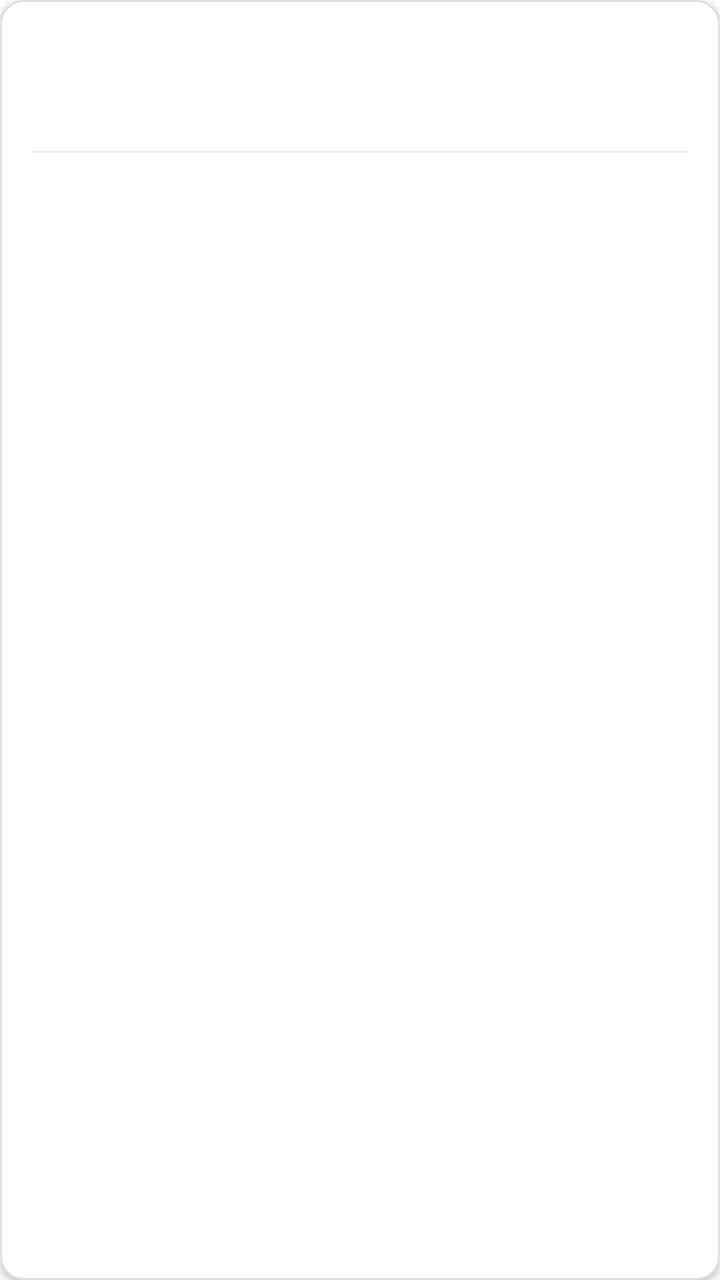
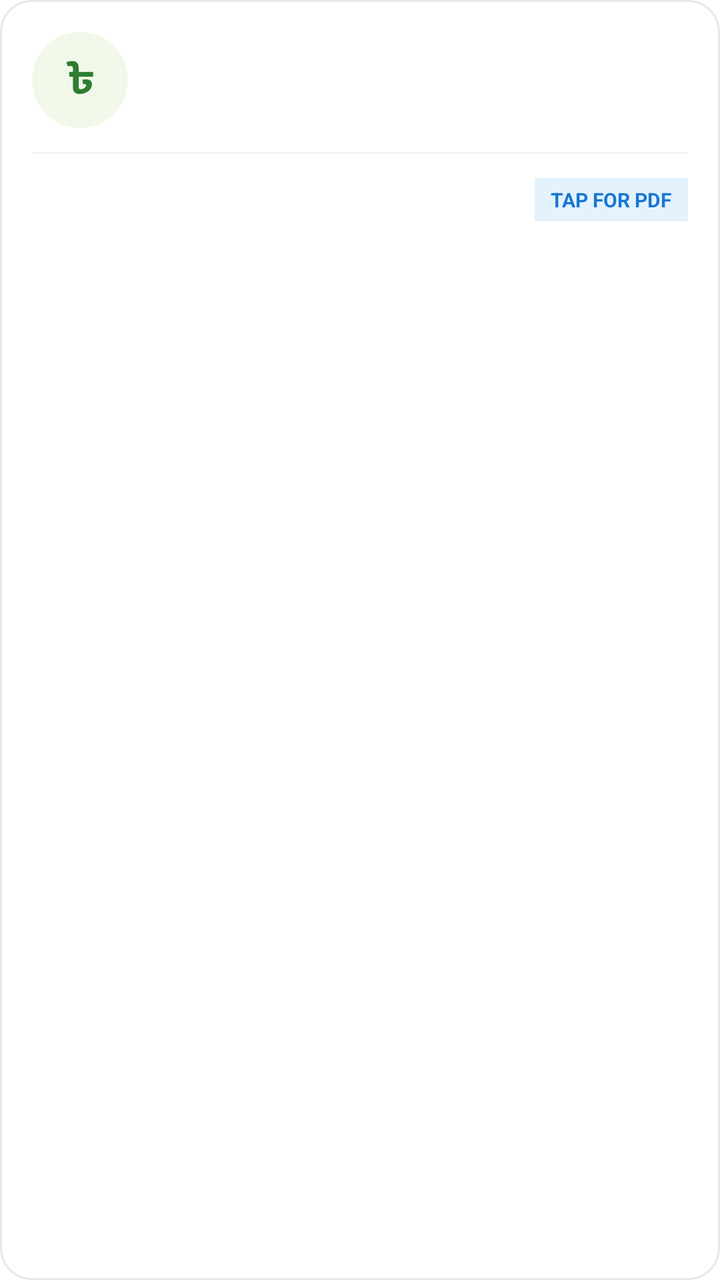

Before-and-after screenshots of an Android layout around one commit, followed by the original layout XML and the change that was made.
<!-- AndroidManifest.xml: application theme Theme.MaterialComponents.Light.NoActionBar -->
<!-- res/layout/item_transaction.xml -->
<?xml version="1.0" encoding="utf-8"?>
<com.google.android.material.card.MaterialCardView xmlns:android="http://schemas.android.com/apk/res/android"
    xmlns:app="http://schemas.android.com/apk/res-auto"
    android:layout_width="match_parent"
    android:layout_height="wrap_content"
    app:cardCornerRadius="12dp"
    app:cardElevation="2dp"
    android:layout_marginBottom="12dp"
    app:strokeWidth="1dp"
    app:strokeColor="#E0E0E0"
    app:cardBackgroundColor="#FFFFFF">

    <LinearLayout
        android:layout_width="match_parent"
        android:layout_height="wrap_content"
        android:orientation="vertical"
        android:padding="16dp">

        <LinearLayout
            android:layout_width="match_parent"
            android:layout_height="wrap_content"
            android:orientation="horizontal"
            android:gravity="top"
            android:layout_marginBottom="8dp">

            <TextView
                android:id="@+id/tvDonorName"
                android:layout_width="0dp"
                android:layout_weight="1"
                android:layout_height="wrap_content"
                android:textSize="16sp"
                android:textStyle="bold"
                android:textColor="#212121"
                android:layout_marginEnd="12dp"
                android:maxLines="2"
                android:ellipsize="end"
                android:lineSpacingExtra="2dp"/>

            <TextView
                android:id="@+id/tvDonorTotal"
                android:layout_width="wrap_content"
                android:layout_height="wrap_content"
                android:textSize="16sp"
                android:textStyle="bold"
                android:textColor="#2E7D32"/>
        </LinearLayout>

        <LinearLayout
            android:layout_width="match_parent"
            android:layout_height="wrap_content"
            android:orientation="horizontal"
            android:gravity="center_vertical"
            android:layout_marginBottom="12dp">

            <TextView
                android:id="@+id/tvDonorPhone"
                android:layout_width="0dp"
                android:layout_weight="1"
                android:layout_height="wrap_content"
                android:textSize="13sp"
                android:textColor="#424242"
                android:singleLine="true"
                android:ellipsize="end"/>

            <TextView
                android:id="@+id/tvDonorContributions"
                android:layout_width="wrap_content"
                android:layout_height="wrap_content"
                android:textSize="12sp"
                android:textColor="#1976D2"
                android:textStyle="bold"/>
        </LinearLayout>

        <View
            android:layout_width="match_parent"
            android:layout_height="1dp"
            android:background="#EEEEEE"
            android:layout_marginBottom="8dp"/>

        <TextView
            android:id="@+id/tvDonorLastDonation"
            android:layout_width="match_parent"
            android:layout_height="wrap_content"
            android:textSize="12sp"
            android:textStyle="italic"
            android:textColor="#757575"/>

    </LinearLayout>
</com.google.android.material.card.MaterialCardView>
<!-- resources referenced by this layout -->
<resources>

</resources>

<!-- the commit's change to res/layout/item_transaction.xml (unified diff, before → after) -->
@@ -3,12 +3,15 @@
     xmlns:app="http://schemas.android.com/apk/res-auto"
     android:layout_width="match_parent"
     android:layout_height="wrap_content"
-    app:cardCornerRadius="12dp"
-    app:cardElevation="2dp"
     android:layout_marginBottom="12dp"
-    app:strokeWidth="1dp"
-    app:strokeColor="#E0E0E0"
-    app:cardBackgroundColor="#FFFFFF">
+    android:clickable="true"
+    android:focusable="true"
+    android:foreground="?attr/selectableItemBackground"
+    app:cardBackgroundColor="#FFFFFF"
+    app:cardCornerRadius="16dp"
+    app:cardElevation="0dp"
+    app:strokeColor="#E5E7EB"
+    app:strokeWidth="1dp">
 
     <LinearLayout
         android:layout_width="match_parent"
@@ -16,74 +19,125 @@
         android:orientation="vertical"
         android:padding="16dp">
 
+        
         <LinearLayout
             android:layout_width="match_parent"
             android:layout_height="wrap_content"
-            android:orientation="horizontal"
-            android:gravity="top"
-            android:layout_marginBottom="8dp">
+            android:gravity="center_vertical"
+            android:orientation="horizontal">
 
-            <TextView
-                android:id="@+id/tvDonorName"
+            
+            <com.google.android.material.card.MaterialCardView
+                android:layout_width="48dp"
+                android:layout_height="48dp"
+                app:cardBackgroundColor="#F1F8E9"
+                app:cardCornerRadius="24dp"
+                app:cardElevation="0dp"
+                app:strokeWidth="0dp">
+
+                <TextView
+                    android:layout_width="match_parent"
+                    android:layout_height="match_parent"
+                    android:gravity="center"
+                    android:text="৳"
+                    android:textColor="#2E7D32"
+                    android:textSize="22sp"
+                    android:textStyle="bold" />
+            </com.google.android.material.card.MaterialCardView>
+
+            
+            <LinearLayout
                 android:layout_width="0dp"
+                android:layout_height="wrap_content"
+                android:layout_marginStart="12dp"
                 android:layout_weight="1"
-                android:layout_height="wrap_content"
-                android:textSize="16sp"
-                android:textStyle="bold"
-                android:textColor="#212121"
-                android:layout_marginEnd="12dp"
-                android:maxLines="2"
-                android:ellipsize="end"
-                android:lineSpacingExtra="2dp"/>
+                android:orientation="vertical">
 
-            <TextView
-                android:id="@+id/tvDonorTotal"
+                <TextView
+                    android:id="@+id/tvDonorName"
+                    android:layout_width="wrap_content"
+                    android:layout_height="wrap_content"
+                    android:ellipsize="end"
+                    android:fontFamily="sans-serif-medium"
+                    android:letterSpacing="-0.01"
+                    android:maxLines="1"
+                    android:textColor="#212121"
+                    android:textSize="16sp"
+                    android:textStyle="bold" />
+
+                <TextView
+                    android:id="@+id/tvDonorPhone"
+                    android:layout_width="wrap_content"
+                    android:layout_height="wrap_content"
+                    android:layout_marginTop="2dp"
+                    android:ellipsize="end"
+                    android:singleLine="true"
+                    android:textColor="#757575"
+                    android:textSize="13sp" />
+            </LinearLayout>
+
+            
+            <LinearLayout
                 android:layout_width="wrap_content"
                 android:layout_height="wrap_content"
-                android:textSize="16sp"
-                android:textStyle="bold"
-                android:textColor="#2E7D32"/>
+                android:gravity="end"
+                android:orientation="vertical">
+
+                <TextView
+                    android:id="@+id/tvDonorTotal"
+                    android:layout_width="wrap_content"
+                    android:layout_height="wrap_content"
+                    android:fontFamily="sans-serif-black"
+                    android:textColor="#1B5E20"
+                    android:textSize="18sp"
+                    android:textStyle="bold" />
+
+                <TextView
+                    android:id="@+id/tvDonorContributions"
+                    android:layout_width="wrap_content"
+                    android:layout_height="wrap_content"
+                    android:layout_marginTop="2dp"
+                    android:textColor="#F26522"
+                    android:textSize="11sp"
+                    android:textStyle="bold" />
+            </LinearLayout>
         </LinearLayout>
 
+        
+        <View
+            android:layout_width="match_parent"
+            android:layout_height="1dp"
+            android:layout_marginVertical="12dp"
+            android:background="#F3F4F6" />
+
+        
         <LinearLayout
             android:layout_width="match_parent"
             android:layout_height="wrap_content"
-            android:orientation="horizontal"
             android:gravity="center_vertical"
-            android:layout_marginBottom="12dp">
+            android:orientation="horizontal">
 
             <TextView
-                android:id="@+id/tvDonorPhone"
+                android:id="@+id/tvDonorLastDonation"
                 android:layout_width="0dp"
+                android:layout_height="wrap_content"
                 android:layout_weight="1"
-                android:layout_height="wrap_content"
-                android:textSize="13sp"
-                android:textColor="#424242"
-                android:singleLine="true"
-                android:ellipsize="end"/>
+                android:textColor="#9E9E9E"
+                android:textSize="12sp"
+                android:textStyle="italic" />
 
+            
             <TextView
-                android:id="@+id/tvDonorContributions"
                 android:layout_width="wrap_content"
                 android:layout_height="wrap_content"
-                android:textSize="12sp"
+                android:background="#E3F2FD"
+                android:paddingHorizontal="8dp"
+                android:paddingVertical="4dp"
+                android:text="TAP FOR PDF"
                 android:textColor="#1976D2"
-                android:textStyle="bold"/>
+                android:textSize="10sp"
+                android:textStyle="bold" />
         </LinearLayout>
-
-        <View
-            android:layout_width="match_parent"
-            android:layout_height="1dp"
-            android:background="#EEEEEE"
-            android:layout_marginBottom="8dp"/>
-
-        <TextView
-            android:id="@+id/tvDonorLastDonation"
-            android:layout_width="match_parent"
-            android:layout_height="wrap_content"
-            android:textSize="12sp"
-            android:textStyle="italic"
-            android:textColor="#757575"/>
 
     </LinearLayout>
 </com.google.android.material.card.MaterialCardView>
